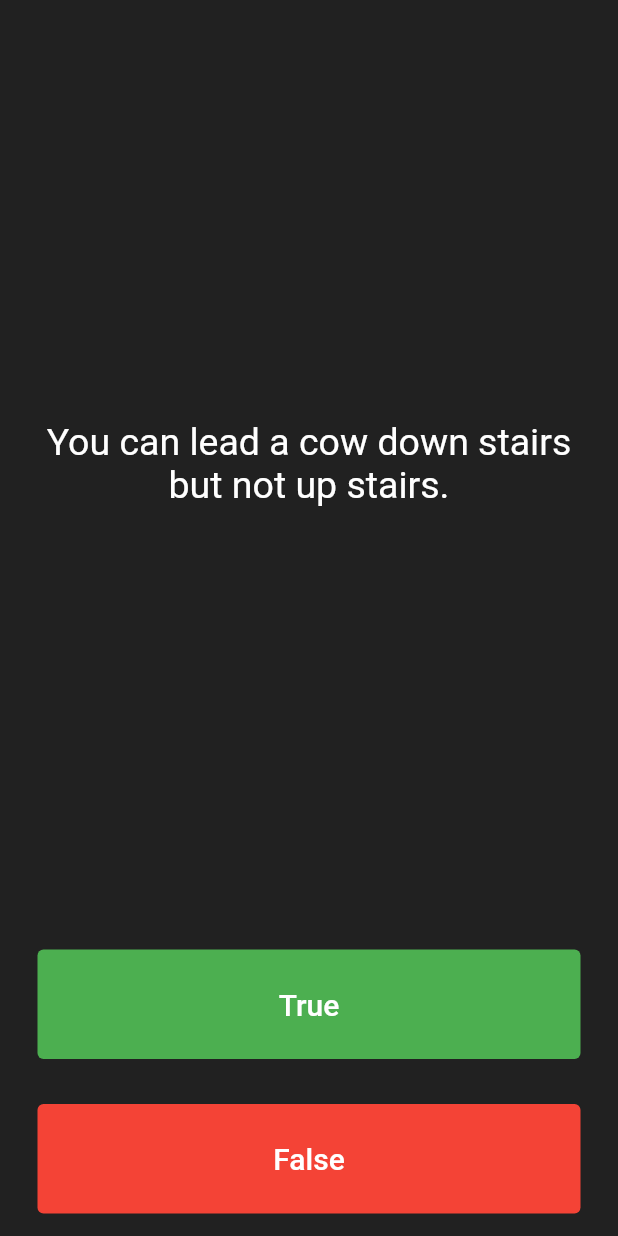
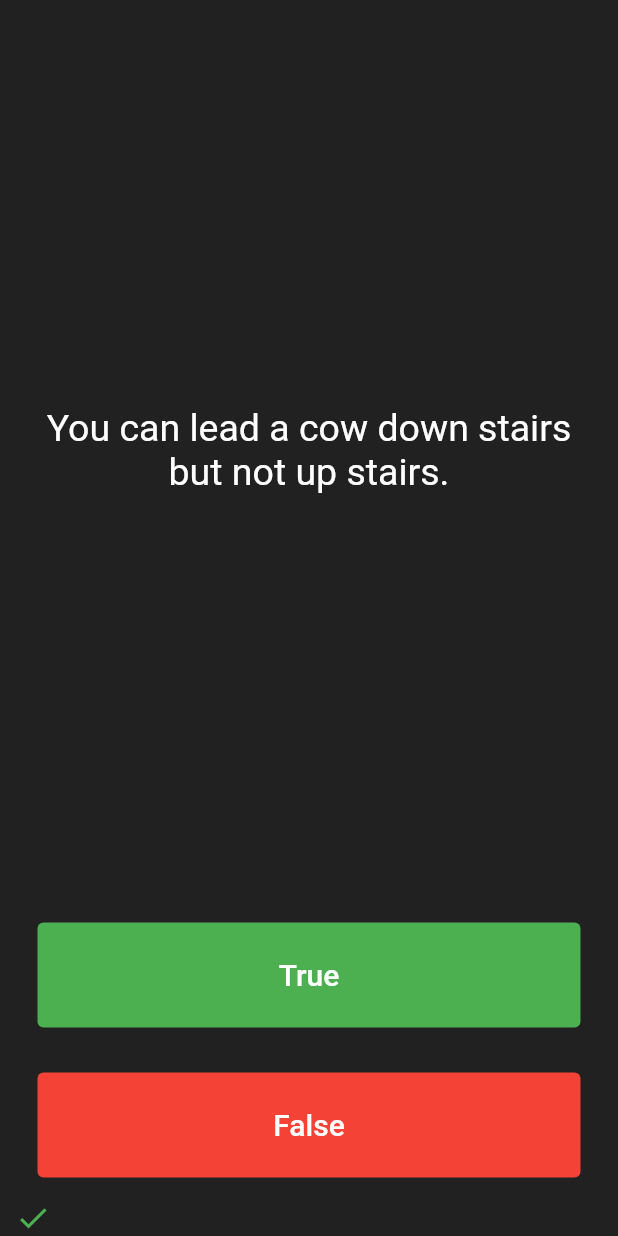
Before and after one commit to Malik-Usman17/Quiz_App, a Flutter app: the screen it shows after launch, after a tap on "True", on a phone screen of 412 x 824 dp. Run offline on Flutter 3.47's test engine with Material 2 defaults, Android fonts, the phone set to English and light mode, and no system bars; our stand-ins replace rflutter_alert.

Commit message:
project done

```diff
--- a/lib/main.dart
+++ b/lib/main.dart
@@ -1,5 +1,6 @@
 import 'package:flutter/material.dart';
 import 'quiz_brain.dart';
+import 'package:rflutter_alert/rflutter_alert.dart';
 
 QuizBrain quizBrain = QuizBrain();
 
@@ -50,13 +51,26 @@ class _QuizPageState extends State<QuizPage> {
 
     bool correctAnswer = quizBrain.getCorrectAnswer();
 
-    if(correctAnswer == userPickedAnswer){
-      print('user got it right.');
-    } else{
-      print('user got it wrong.');
-    }
     setState((){
-      quizBrain.nextQuestion();
+      if(quizBrain.isFinished() == true){
+        Alert(context: context, title: 'Finished', desc: 'You\'ve reached the end of the quiz.').show();
+        quizBrain.reset();
+        scoreKeeper = [];
+      }
+      else {
+        if (correctAnswer == userPickedAnswer) {
+          scoreKeeper.add(const Icon(
+            Icons.check,
+            color: Colors.green,
+          ));
+        } else {
+          scoreKeeper.add(const Icon(
+            Icons.close,
+            color: Colors.red,
+          ));
+        }
+        quizBrain.nextQuestion();
+      }
     });
   }
 
--- a/lib/question.dart
+++ b/lib/question.dart
@@ -1,10 +1,18 @@
+// class Question {
+//
+//   late String questionText;
+//   late bool questionAnswer;
+//
+//   Question({required String q, required bool a}) {
+//     questionText = q;
+//     questionAnswer = a;
+//   }
+// }
+
 class Question {
 
-  late String questionText;
-  late bool questionAnswer;
+  String questionText;
+  bool questionAnswer;
 
-  Question({required String q, required bool a}) {
-    questionText = q;
-    questionAnswer = a;
-  }
+  Question(this.questionText, this.questionAnswer);
 }
```
Also changed, not shown: lib/quiz_brain.dart (+28 -27 lines), pubspec.yaml (+2 -66 lines), pubspec.lock.
